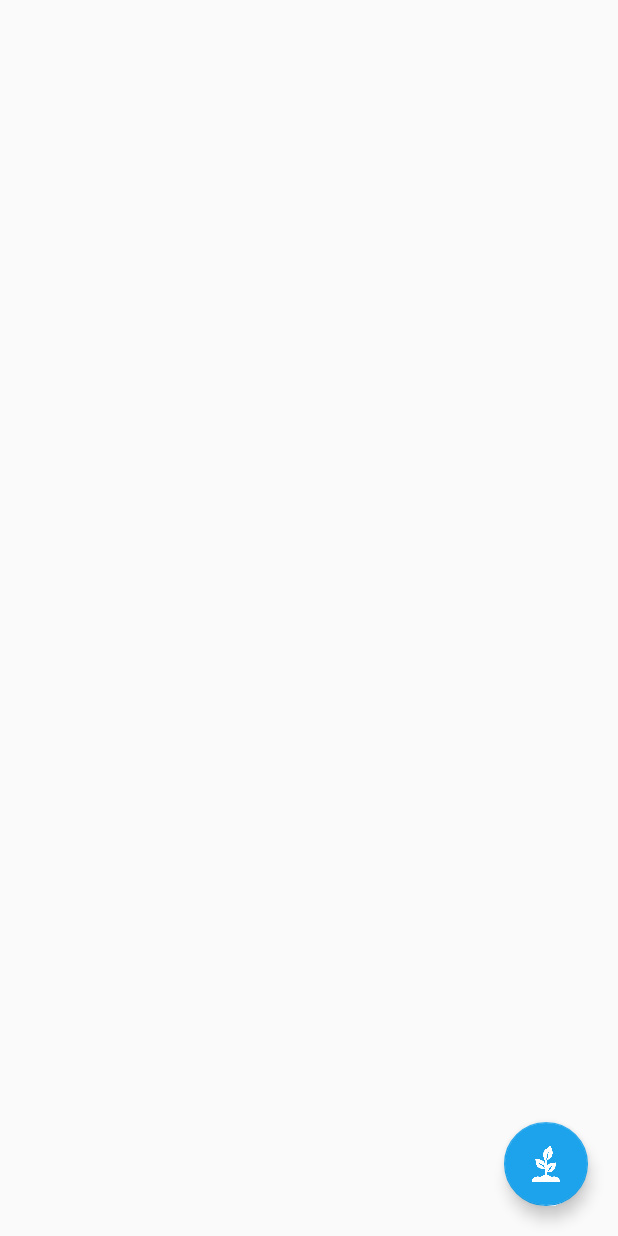
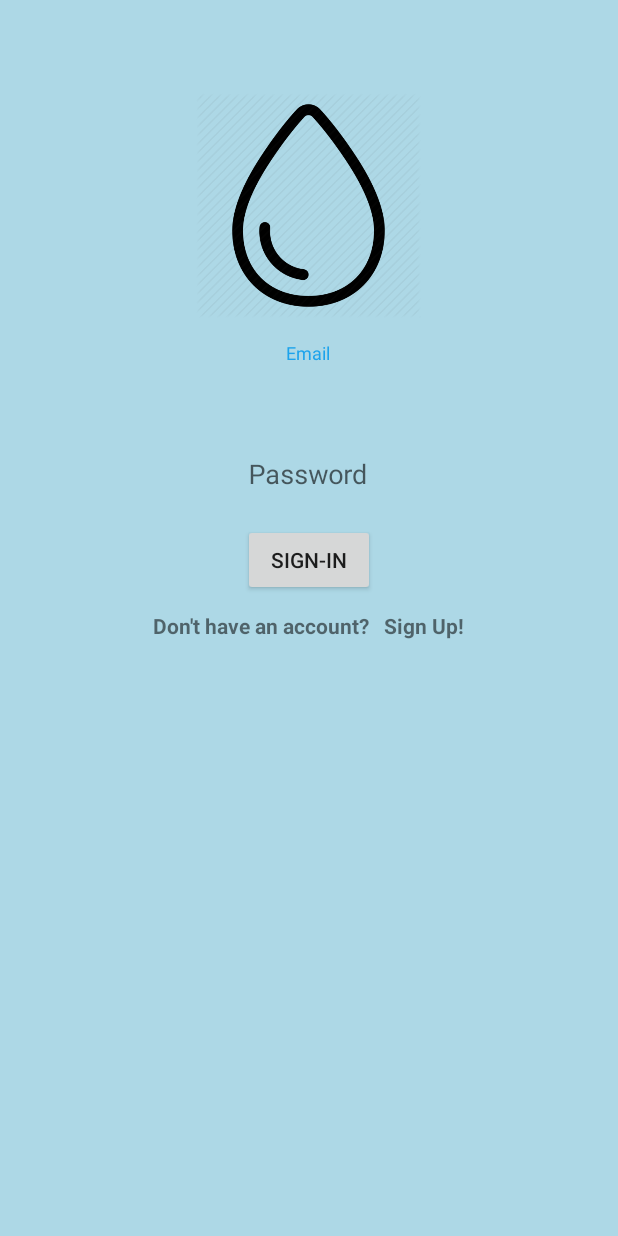
Before and after one commit to SVD6/dewdropfinal, an Android app: the screen it shows after launch (MainActivity before the commit, LoginActivity after it), on a phone screen of 412 x 824 dp. Run offline under Robolectric (Android 15) with nearby library versions, the phone set to English and light mode, and no system bars.

Commit message:
Added two new activities and polished

```diff
--- a/app/src/main/AndroidManifest.xml
+++ b/app/src/main/AndroidManifest.xml
@@ -9,13 +9,21 @@
         android:roundIcon="@mipmap/ic_launcher_round"
         android:supportsRtl="true"
         android:theme="@style/AppTheme">
-        <activity android:name=".MainActivity">
+        <activity android:name=".LoginActivity">
             <intent-filter>
                 <action android:name="android.intent.action.MAIN" />
 
                 <category android:name="android.intent.category.LAUNCHER" />
             </intent-filter>
         </activity>
+
+        <activity android:name=".MainActivity"
+            android:screenOrientation="portrait">
+        </activity>
+
+        <activity android:name=".SignUpActivity"
+            android:screenOrientation="portrait">
+        </activity>
     </application>
 
 </manifest>
--- a/app/src/main/java/com/example/saivikranthdesu/dewdrop/LoginActivity.java
+++ b/app/src/main/java/com/example/saivikranthdesu/dewdrop/LoginActivity.java
@@ -1,6 +1,24 @@
 package com.example.saivikranthdesu.dewdrop;
 
-public class LoginActivity {
+import android.content.Intent;
+import android.os.Bundle;
+import android.support.v7.app.AppCompatActivity;
+import android.widget.Button;
+import android.widget.TextView;
+
+public class LoginActivity extends AppCompatActivity {
+
+    @Override
+    protected void onCreate(Bundle savedInstanceState) {
+        super.onCreate(savedInstanceState);
+        setContentView(R.layout.activity_login);
 
 
+        TextView signup = findViewById(R.id.signup_button);
+        Button signin = findViewById(R.id.signin_button);
+
+        signin.setOnClickListener(view -> startActivity(new Intent(LoginActivity.this, MainActivity.class)));
+        signup.setOnClickListener(view -> startActivity(new Intent(LoginActivity.this, SignUpActivity.class)));
+
+    }
 }
--- a/app/src/main/java/com/example/saivikranthdesu/dewdrop/MainActivity.java
+++ b/app/src/main/java/com/example/saivikranthdesu/dewdrop/MainActivity.java
@@ -1,13 +1,11 @@
 package com.example.saivikranthdesu.dewdrop;
 
 import android.app.AlertDialog;
-import android.app.Dialog;
 import android.support.design.widget.FloatingActionButton;
 import android.support.v7.app.AppCompatActivity;
 import android.os.Bundle;
 
 import android.support.v7.widget.CardView;
-import android.view.View;
 import android.widget.Button;
 import android.widget.EditText;
 import android.widget.LinearLayout;
--- a/app/src/main/java/com/example/saivikranthdesu/dewdrop/SignUpActivity.java
+++ b/app/src/main/java/com/example/saivikranthdesu/dewdrop/SignUpActivity.java
@@ -1,4 +1,13 @@
 package com.example.saivikranthdesu.dewdrop;
 
-public class SignUpActivity {
+import android.os.Bundle;
+import android.support.v7.app.AppCompatActivity;
+
+public class SignUpActivity extends AppCompatActivity{
+
+    @Override
+    protected void onCreate(Bundle savedInstanceState) {
+        super.onCreate(savedInstanceState);
+        setContentView(R.layout.activity_signup);
+    }
 }
--- a/app/src/main/res/layout/activity_login.xml
+++ b/app/src/main/res/layout/activity_login.xml
@@ -1,6 +1,85 @@
 <?xml version="1.0" encoding="utf-8"?>
-<LinearLayout xmlns:android="http://schemas.android.com/apk/res/android"
-    android:orientation="vertical" android:layout_width="match_parent"
-    android:layout_height="match_parent">
+<LinearLayout
+    xmlns:android="http://schemas.android.com/apk/res/android"
+    android:layout_width="match_parent"
+    android:layout_height="match_parent"
+    xmlns:tools="http://schemas.android.com/tools"
+    android:background="@color/lightBlue"
+    android:orientation="vertical"
+    tools:context=".LoginActivity">
+
+    <ImageView
+        android:layout_width="150dp"
+        android:layout_height="163dp"
+        android:layout_gravity="center"
+        android:layout_marginTop="55dp"
+        android:src="@drawable/droplet" />
+
+    <android.support.design.widget.TextInputLayout
+        android:layout_width="match_parent"
+        android:layout_height="wrap_content"
+        android:layout_marginTop="10dp">
+
+        <EditText
+            android:id="@+id/email_login"
+            android:layout_width="250dp"
+            android:layout_height="wrap_content"
+            android:layout_gravity="center"
+            android:background="@android:color/transparent"
+            android:gravity="center"
+            android:hint="Email"
+            android:inputType="textEmailAddress"
+            android:padding="10dp" />
+
+    </android.support.design.widget.TextInputLayout>
+
+    <android.support.design.widget.TextInputLayout
+        android:layout_width="match_parent"
+        android:layout_height="wrap_content">
+
+        <EditText
+            android:id="@+id/password_login"
+            android:layout_width="250dp"
+            android:layout_height="wrap_content"
+            android:layout_gravity="center"
+            android:background="@android:color/transparent"
+            android:gravity="center"
+            android:hint="Password"
+            android:inputType="textPassword"
+            android:padding="10dp" />
+
+    </android.support.design.widget.TextInputLayout>
+
+    <Button
+        android:layout_width="wrap_content"
+        android:id="@+id/signin_button"
+        android:layout_height="wrap_content"
+        android:layout_gravity="center"
+        android:layout_marginTop="10dp"
+        android:text="SIGN-IN" />
+
+    <LinearLayout
+        android:layout_width="match_parent"
+        android:layout_height="wrap_content"
+        android:orientation="horizontal"
+        android:layout_marginTop="10dp"
+        android:gravity="center">
+
+        <TextView
+            android:layout_width="wrap_content"
+            android:layout_height="wrap_content"
+            android:layout_gravity="center"
+            android:text="Don't have an account?"
+            android:layout_marginRight="10dp"
+            android:textStyle="bold" />
+
+        <TextView
+            android:id="@+id/signup_button"
+            android:layout_width="wrap_content"
+            android:layout_height="wrap_content"
+            android:layout_gravity="center"
+            android:text="Sign Up!"
+            android:textStyle="bold" />
+    </LinearLayout>
 
 </LinearLayout>
--- a/app/src/main/res/layout/activity_main.xml
+++ b/app/src/main/res/layout/activity_main.xml
@@ -1,6 +1,6 @@
 <?xml version="1.0" encoding="utf-8"?>
-<RelativeLayout xmlns:android="http://schemas.android.com/apk/res/android"
-    xmlns:app="http://schemas.android.com/apk/res-auto"
+<RelativeLayout
+    xmlns:android="http://schemas.android.com/apk/res/android"
     xmlns:tools="http://schemas.android.com/tools"
     android:layout_width="match_parent"
     android:layout_height="match_parent"
--- a/app/src/main/res/layout/activity_signup.xml
+++ b/app/src/main/res/layout/activity_signup.xml
@@ -1,11 +1,8 @@
 <?xml version="1.0" encoding="utf-8"?>
 <RelativeLayout xmlns:android="http://schemas.android.com/apk/res/android"
-    xmlns:app="http://schemas.android.com/apk/res-auto"
     xmlns:tools="http://schemas.android.com/tools"
     android:layout_width="match_parent"
     android:layout_height="match_parent"
-    tools:context=".LoginActivity">
-
-
+    tools:context=".SignUpActivity">
 
 </RelativeLayout>
--- a/app/src/main/res/layout/dialog_add_plant.xml
+++ b/app/src/main/res/layout/dialog_add_plant.xml
@@ -35,7 +35,7 @@
             android:layout_height="wrap_content"
             android:background="@android:color/transparent"
             android:hint="Plant Name"
-            android:inputType="textEmailAddress"
+            android:inputType="text"
             android:padding="10dp" />
 
     </android.support.design.widget.TextInputLayout>
@@ -53,7 +53,7 @@
             android:layout_height="wrap_content"
             android:background="@android:color/transparent"
             android:hint="Plant Type"
-            android:inputType="textEmailAddress"
+            android:inputType="text"
             android:padding="10dp"
             android:layout_marginBottom="20dp"/>
 
```
Also changed, not shown: app/src/main/res/drawable/droplet.png (added).
